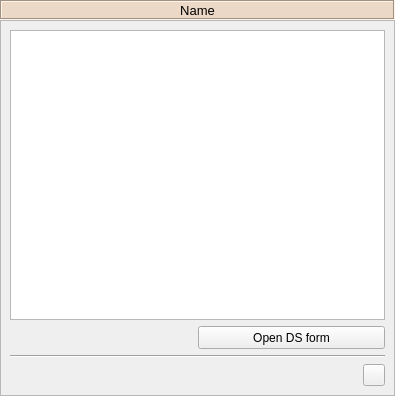
Qt form spinetoolbox/project_items/view/ui/view_properties.ui (spine-tools/Spine-Toolbox) before a commit.
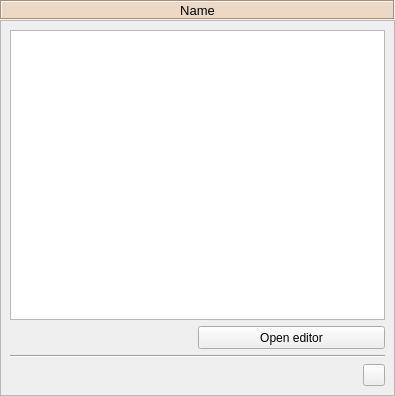
The same form after that commit. Icons and pictures are not drawn. Custom widgets are drawn as their Qt base class.

Commit message:
Combiner, Data Store, and View Properties button text changed to 'Open editor'
- Some UI widget renaming
- Combiner and View properties context-menus now have 'Open editor' option
- Fixed Combiner Properties context-menu

Re Issue #764

Diff of the .ui file:
```diff
--- a/spinetoolbox/project_items/view/ui/view_properties.ui
+++ b/spinetoolbox/project_items/view/ui/view_properties.ui
@@ -169,7 +169,7 @@
             <string>&lt;html&gt;&lt;head/&gt;&lt;body&gt;&lt;p&gt;Open Data store view for selected db references&lt;/p&gt;&lt;/body&gt;&lt;/html&gt;</string>
            </property>
            <property name="text">
-            <string>Open DS form</string>
+            <string>Open editor</string>
            </property>
           </widget>
          </item>
```
Left out of the diff: 2 changed lines with no effect on the pictures. The commit also changes 13 other files.
